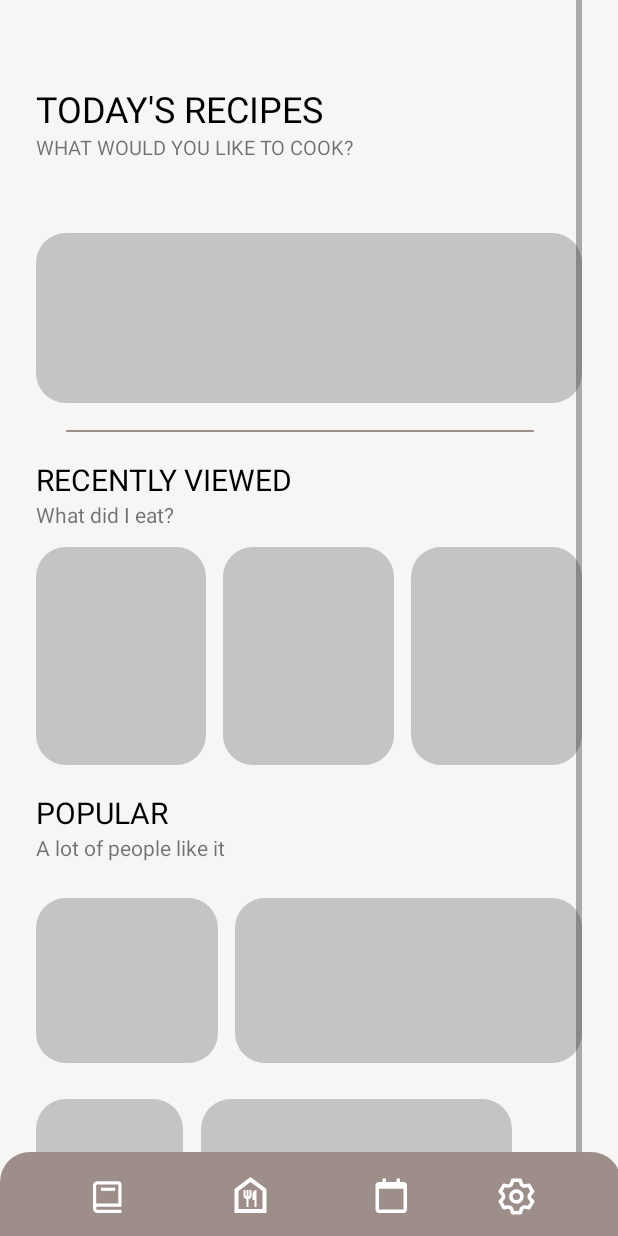
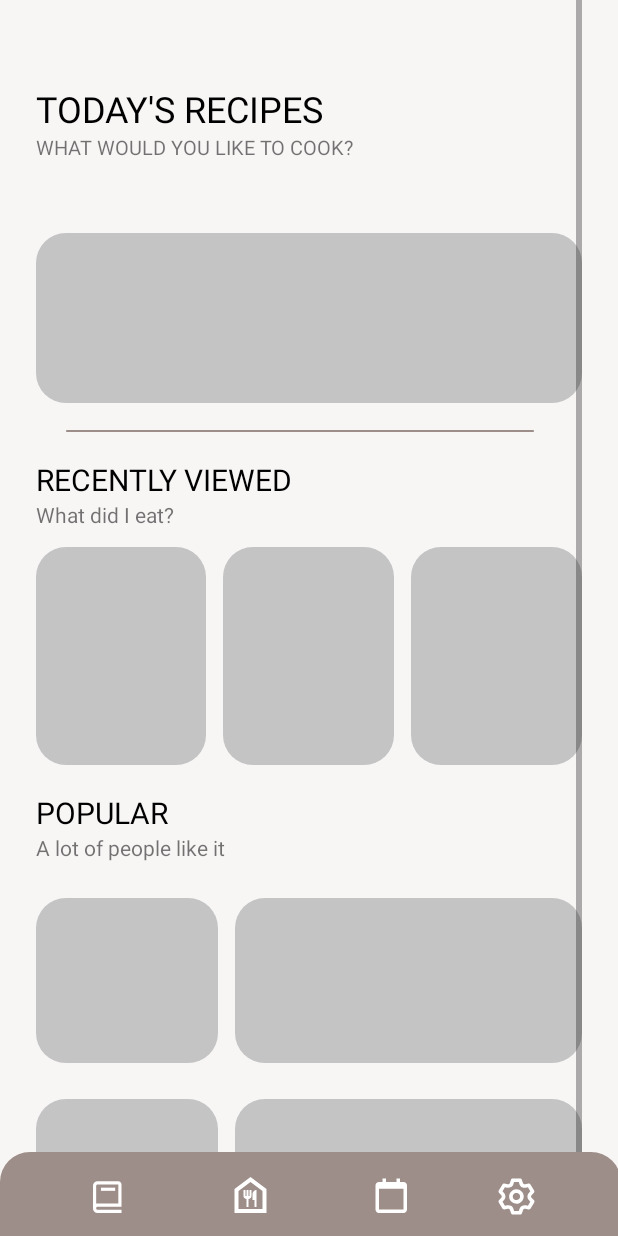
Before and after one commit to HJChuiva/VeganDiary, an Android app: the MainActivity screen opened directly, with no data from a screen before it, on a phone screen of 412 x 824 dp. Run offline under Robolectric (Android 15) with nearby library versions, the phone set to English and light mode, and no system bars; Roboto replaces fonts that are not available here.

Commit message:
메인화면 수정

```diff
--- a/app/src/main/res/layout/activity_main.xml
+++ b/app/src/main/res/layout/activity_main.xml
@@ -161,20 +161,23 @@
                     android:layout_height="match_parent"
                     android:layout_width="match_parent">
                     <ImageView
-                        android:id="@+id/imageView6"
                         android:layout_width="98dp"
                         android:layout_height="110dp"
                         android:layout_marginTop="24dp"
+                        android:layout_marginRight="11dp"
+                        android:layout_weight="1"
 
 
                         app:srcCompat="@drawable/rectangle_basic" />
 
                     <ImageView
                         android:id="@+id/imageView7"
+
                         android:layout_width="207dp"
-                        android:layout_height="100dp"
+                        android:layout_height="110dp"
+
                         android:layout_marginTop="24dp"
-                        android:layout_marginLeft="12dp"
+                        android:layout_weight="1"
 
                         app:srcCompat="@drawable/rectangle_basic" />
                 </LinearLayout>
```
